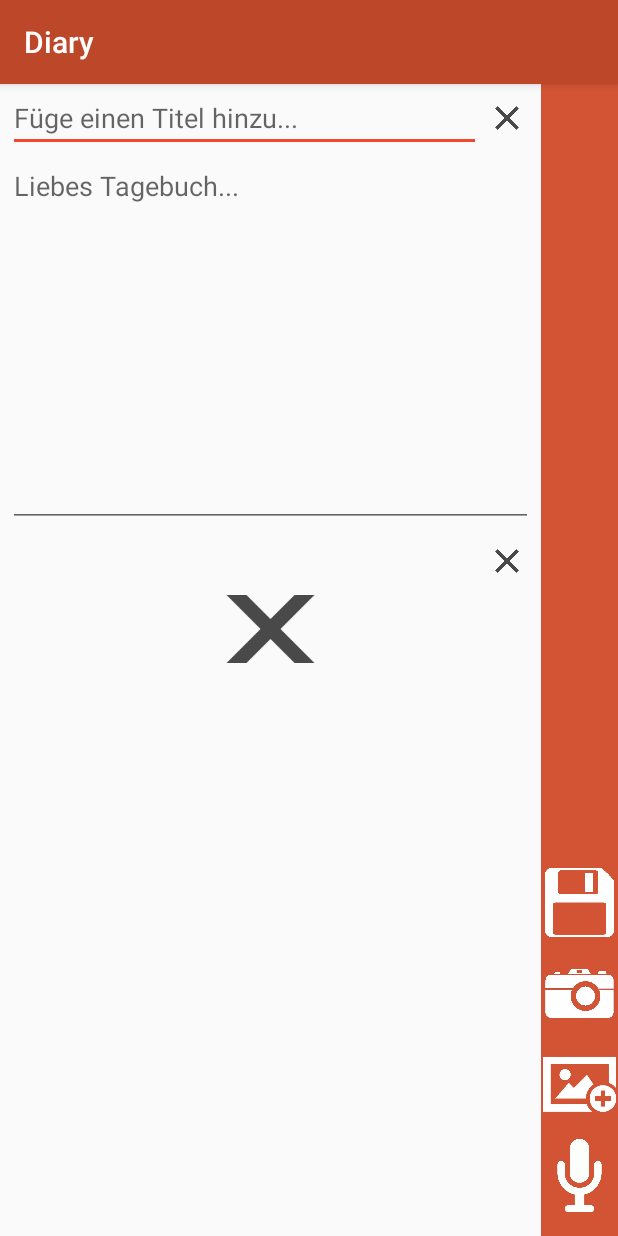
After one commit to Tom-Grassmann/emi.diary-app, an Android app: the ShareActivity screen opened directly, with no data from a screen before it, on a phone screen of 412 x 824 dp. The commit adds this screen. Run offline under Robolectric (Android 15) with nearby library versions, the phone set to English and light mode, and no system bars.

Commit message:
SAFE 21.01.2017

```diff
--- /dev/null
+++ b/app/src/main/java/emi/diary_app/ShareActivity.java
@@ -0,0 +1,13 @@
+package emi.diary_app;
+
+import android.support.v7.app.AppCompatActivity;
+import android.os.Bundle;
+
+public class ShareActivity extends AppCompatActivity {
+
+    @Override
+    protected void onCreate(Bundle savedInstanceState) {
+        super.onCreate(savedInstanceState);
+        setContentView(R.layout.activity_share);
+    }
+}
--- a/app/src/main/java/emi/diary_app/TableManager.java
+++ b/app/src/main/java/emi/diary_app/TableManager.java
@@ -58,7 +58,7 @@ public class TableManager implements Serializable{
         this.adapter = new EntryAdapter(this.context, this.arrayList, this);
         this.table.setAdapter(this.adapter);
 
-        table.setOnItemLongClickListener(new AdapterView.OnItemLongClickListener() {
+        /*table.setOnItemLongClickListener(new AdapterView.OnItemLongClickListener() {
             @Override
             public boolean onItemLongClick(AdapterView<?> adapterView, View view, int i, long l) {
 
@@ -69,7 +69,7 @@ public class TableManager implements Serializable{
 
                 return false;
             }
-        });
+        });*/
     }
 
     public void addEntry(Note note) throws NullPointerException {
--- /dev/null
+++ b/app/src/main/res/layout/activity_share.xml
@@ -0,0 +1,195 @@
+<?xml version="1.0" encoding="utf-8"?>
+<android.support.design.widget.CoordinatorLayout
+    xmlns:android="http://schemas.android.com/apk/res/android"
+    xmlns:app="http://schemas.android.com/apk/res-auto"
+    xmlns:tools="http://schemas.android.com/tools"
+    android:id="@+id/activity_edit_entry"
+    android:layout_width="match_parent"
+    android:layout_height="match_parent"
+
+    tools:context="emi.diary_app.EditEntryActivity">
+
+    <LinearLayout
+        android:orientation="horizontal"
+        android:layout_width="match_parent"
+        android:layout_height="match_parent">
+
+
+        <ScrollView
+            android:layout_width="match_parent"
+            android:layout_height="match_parent"
+            android:layout_weight="1">
+
+            <LinearLayout
+                android:orientation="vertical"
+                android:layout_width="match_parent"
+                android:layout_height="wrap_content"
+                android:layout_weight="1"
+                android:layout_marginLeft="5dp"
+                android:layout_marginRight="5dp"
+                android:id="@+id/LinearLayoutEditEntry">
+
+                <LinearLayout
+                    android:orientation="horizontal"
+                    android:layout_width="match_parent"
+                    android:layout_height="wrap_content">
+
+                    <EditText
+                        android:layout_width="match_parent"
+                        android:layout_height="wrap_content"
+                        android:inputType="textPersonName"
+                        android:ems="10"
+                        android:id="@+id/editTitle"
+                        android:hint="Füge einen Titel hinzu..."
+                        android:layout_weight="1"
+                        style="@android:style/Widget.Holo.Light.EditText" />
+
+                    <ImageButton
+                        android:id="@+id/btnDeleteText"
+                        android:scaleType="fitCenter"
+                        app:srcCompat="@drawable/ic_delete"
+                        style="@android:style/Widget.Holo.Light.ActionButton"
+                        android:maxHeight="50dp"
+                        android:scaleX="1.5"
+                        android:scaleY="1.5"
+                        android:layout_weight="9"
+                        android:layout_width="match_parent"
+                        android:layout_height="45dp" />
+
+                </LinearLayout>
+
+                <EditText
+                    android:layout_width="match_parent"
+                    android:inputType="textMultiLine"
+                    android:ems="10"
+                    android:id="@+id/editTextContent"
+                    android:scrollbars = "vertical"
+                    android:gravity="start"
+                    android:layout_gravity="center"
+                    android:verticalScrollbarPosition="defaultPosition"
+                    android:hint="Liebes Tagebuch..."
+                    android:layout_height="wrap_content"
+                    style="@android:style/Widget.Holo.Light.EditText"
+                    android:minHeight="250dp" />
+
+                <LinearLayout
+                    android:orientation="horizontal"
+                    android:layout_width="match_parent"
+                    android:layout_height="wrap_content">
+
+                    <ImageView
+                        android:layout_width="match_parent"
+                        app:srcCompat="@android:drawable/ic_menu_report_image"
+                        android:id="@+id/imageView"
+                        android:scaleType="fitCenter"
+                        android:visibility="invisible"
+                        android:layout_weight="1"
+                        android:layout_height="0dp" />
+
+                    <ImageButton
+                        android:id="@+id/btnDeletePicture"
+                        android:scaleType="fitCenter"
+                        app:srcCompat="@drawable/ic_delete"
+                        style="@android:style/Widget.Holo.Light.ActionButton"
+                        android:maxHeight="50dp"
+                        android:scaleX="1.5"
+                        android:scaleY="1.5"
+                        android:layout_weight="9"
+                        android:layout_height="45dp"
+                        android:layout_width="match_parent" />
+
+                </LinearLayout>
+
+                <LinearLayout
+                    android:orientation="horizontal"
+                    android:layout_width="match_parent"
+                    android:layout_height="wrap_content"
+                    android:id="@+id/LinLayAudioPlayer">
+
+                    <ImageButton
+                        android:id="@+id/btnDeleteAudio"
+                        android:scaleType="fitCenter"
+                        app:srcCompat="@drawable/ic_delete"
+                        style="@android:style/Widget.Holo.Light.ActionButton"
+                        android:maxHeight="50dp"
+                        android:scaleX="1.5"
+                        android:scaleY="1.5"
+                        android:layout_weight="9"
+                        android:layout_height="45dp"
+                        android:layout_width="match_parent" />
+
+                </LinearLayout>
+
+            </LinearLayout>
+        </ScrollView>
+
+        <LinearLayout
+            android:orientation="vertical"
+            android:layout_width="match_parent"
+            android:layout_height="match_parent"
+            android:background="@color/colorAppBar"
+            android:layout_weight="7"
+            android:id="@+id/toolBar">
+
+            <Space
+                android:layout_width="match_parent"
+                android:layout_height="wrap_content"
+                android:layout_weight="100" />
+
+            <ImageButton
+                android:id="@+id/btnSaveEntry"
+                android:layout_width="match_parent"
+                android:scaleType="fitCenter"
+                app:srcCompat="@drawable/ic_save"
+                style="@android:style/Widget.Holo.Light.ActionButton"
+                android:maxHeight="50dp"
+                android:scaleX="1.7"
+                android:scaleY="1.7"
+                android:layout_weight="0.1"
+                android:layout_height="60dp" />
+
+            <ImageButton
+                android:id="@+id/btnTakePicture"
+                android:layout_width="match_parent"
+                android:scaleType="fitCenter"
+                app:srcCompat="@drawable/ic_camery"
+                style="@android:style/Widget.Holo.Light.ActionButton"
+                android:maxHeight="50dp"
+                android:scaleX="2"
+                android:scaleY="2"
+                android:layout_weight="0.1"
+                android:layout_height="60dp" />
+
+            <ImageButton
+                android:id="@+id/btnAddPicture"
+                android:layout_width="match_parent"
+                android:scaleType="fitCenter"
+                app:srcCompat="@drawable/ic_picture_add"
+                style="@android:style/Widget.Holo.Light.ActionButton"
+                android:maxHeight="50dp"
+                android:scaleX="1.8"
+                android:scaleY="1.8"
+                android:layout_weight="0.1"
+                android:layout_height="60dp" />
+
+            <ImageButton
+                android:id="@+id/btnRecordAudio"
+                android:layout_width="match_parent"
+                android:minHeight="0dp"
+                style="@android:style/Widget.Holo.Light.ActionButton"
+                app:srcCompat="@drawable/ic_microfphone"
+                android:scaleType="fitCenter"
+                android:layout_below="@+id/btnShare"
+                android:scaleX="1.8"
+                android:scaleY="1.8"
+                android:elevation="1dp"
+                android:layout_weight="0.1"
+                android:maxHeight="40dp"
+                android:layout_height="60dp"
+                android:layout_marginBottom="10dp" />
+
+
+        </LinearLayout>
+
+    </LinearLayout>
+</android.support.design.widget.CoordinatorLayout>
--- a/app/src/main/res/layout/diary_entry_voice.xml
+++ b/app/src/main/res/layout/diary_entry_voice.xml
@@ -21,7 +21,7 @@
         >
 
         <SeekBar
-            style="?android:attr/seekBarStyle"
+            style="@style/SeekBarAppTheme"
             android:layout_width="match_parent"
             android:textIsSelectable="false"
             android:layout_weight="1"
--- a/app/src/main/res/values/colors.xml
+++ b/app/src/main/res/values/colors.xml
@@ -4,6 +4,8 @@
     <color name="colorMenuBar">#6680cbc4</color>
     <color name="colorPrimaryDark">#de000000</color>
     <color name="colorAccent">#f2482f</color>
-    <color name="colorVoiceEntryBackground">#b3d5ff</color>
+    <color name="colorVoiceEntryBackground">#e39682</color>
     <color name="colorAppBar">#d35435</color>
+    <color name="apptheme_color">#d83d18</color>
+
 </resources>
--- a/app/src/main/res/values/styles.xml
+++ b/app/src/main/res/values/styles.xml
@@ -14,4 +14,5 @@
     <style name="AppTheme.AppBarOverlay" parent="ThemeOverlay.AppCompat.Dark.ActionBar" />
     <style name="AppTheme.PopupOverlay" parent="ThemeOverlay.AppCompat.Dark" />
 
+
 </resources>
```
Also changed, not shown: app/src/main/AndroidManifest.xml (+5 -4 lines), app/src/main/java/emi/diary_app/ActionBarCallback.java (+45 -2 lines), app/src/main/java/emi/diary_app/EntryAdapter.java (+1 -64 lines), app/src/main/java/emi/diary_app/MainActivity.java (+20 -16 lines), app/src/main/res/layout/entry.xml (+2 -16 lines), app/src/main/res/menu/menu_click_on_entry.xml (deleted, +0 -17 lines), app/src/main/res/menu/menu_entry_selected.xml (+7 -6 lines), app/src/main/res/menu/menu_main.xml (added, +9 -0 lines), app/src/main/res/drawable/ic_delete_white.png (added).
